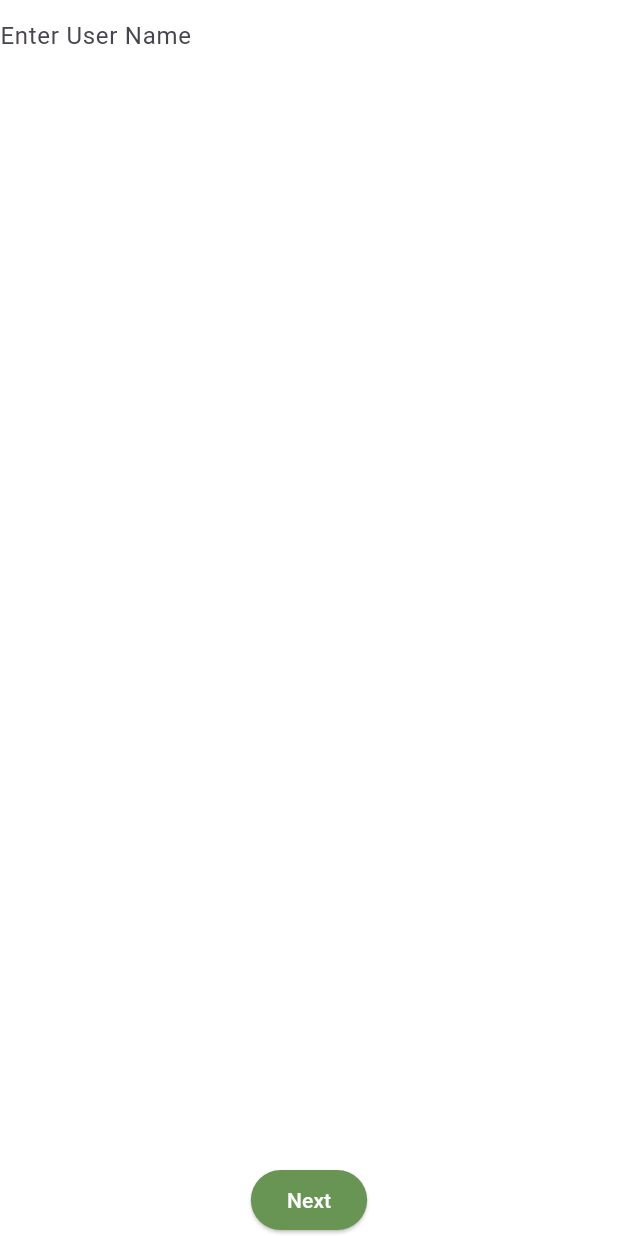
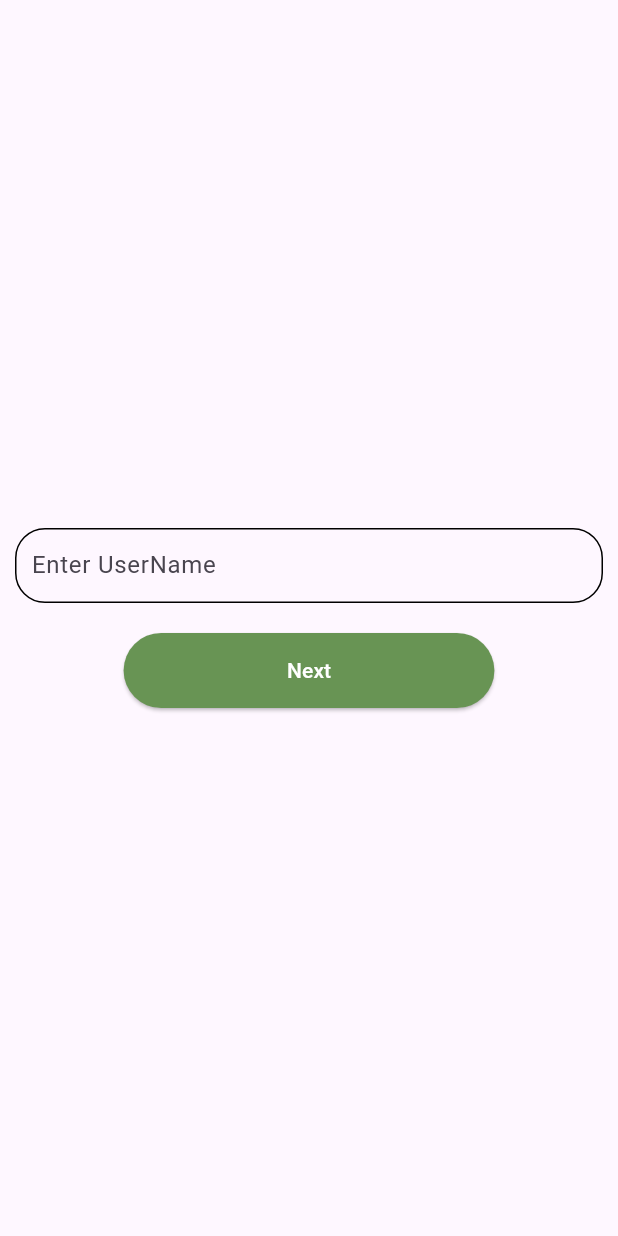
Before and after one commit to divyanshuAntino/chat_app, a Flutter app: the UserName screen opened by its route, on a phone screen of 412 x 824 dp. Run offline on Flutter 3.47's test engine with Material 3 defaults, Android fonts, the phone set to English and light mode, and no system bars; our stand-ins replace circle_nav_bar, firebase_auth, firebase_core, flutter_svg, go_router, google_sign_in and 2 more; accounts and stored records are empty.

Commit message:
On boarding screen

```diff
--- a/lib/common/service/routes.dart
+++ b/lib/common/service/routes.dart
@@ -1,16 +1,19 @@
 import 'package:chatapp/feature/auth/screen/auth.dart';
 import 'package:chatapp/feature/chat_detail/screen/chat_details.dart';
+import 'package:chatapp/feature/on_boarding/screen/dob.dart';
 import 'package:chatapp/feature/on_boarding/screen/user_name.dart';
 
 import 'package:chatapp/navbar/navbar.dart';
 import 'package:go_router/go_router.dart';
 
 class Routes {
-  static final GoRouter routes = GoRouter(initialLocation: "/home", routes: [
+  static final GoRouter routes = GoRouter(initialLocation: "/profile", routes: [
     GoRoute(path: "/home", builder: (context, state) => const NavBar()),
     GoRoute(path: "/auth", builder: (context, state) => const AuthScreen()),
     GoRoute(path: "/userName", builder: (context, state) => const UserName()),
     GoRoute(
+        path: "/profile", builder: (context, state) => const ProfilePhoto()),
+    GoRoute(
         path: "/chatDetail", builder: (context, state) => const ChatDetails()),
   ]);
 }
--- a/lib/constant/constant.dart
+++ b/lib/constant/constant.dart
@@ -4,4 +4,5 @@ import 'package:shared_preferences/shared_preferences.dart';
 class constant {
   static Color primary = const Color.fromRGBO(104, 148, 84, 1);
   static late SharedPreferences prefs;
+
 }
--- a/lib/feature/auth/screen/auth.dart
+++ b/lib/feature/auth/screen/auth.dart
@@ -3,6 +3,7 @@ import 'package:chatapp/common/widget/custom_button.dart';
 import 'package:chatapp/constant/constant.dart';
 import 'package:chatapp/feature/auth/service/auth.dart';
 import 'package:flutter/material.dart';
+import 'package:go_router/go_router.dart';
 
 enum Auth { signin, signup }
 
@@ -40,7 +41,7 @@ class _AuthScreenState extends State<AuthScreen> {
     if (userCredential != null) {
       await constant.prefs.setString(
           'accessToken', userCredential.credential?.accessToken ?? "");
-      print("Sign up successfully");
+      context.push("/userName");
     } else {
       print("Somethinf went wrong");
     }
--- a/lib/feature/chat_detail/widget/send_message.dart
+++ b/lib/feature/chat_detail/widget/send_message.dart
@@ -14,7 +14,7 @@ class SendMessage extends StatelessWidget {
           width: 10,
         ),
         Container(
-          padding: EdgeInsets.all(10),
+          padding: const EdgeInsets.all(10),
           height: 50,
           decoration: BoxDecoration(
               color: constant.primary,
--- a/lib/feature/on_boarding/screen/user_name.dart
+++ b/lib/feature/on_boarding/screen/user_name.dart
@@ -6,25 +6,40 @@ class UserName extends StatelessWidget {
 
   @override
   Widget build(BuildContext context) {
-    return Stack(
-      children: [
-        const TextField(
-          decoration: InputDecoration(
-              hintText: "Enter User Name", border: InputBorder.none),
-        ),
-        Align(
-          alignment: Alignment.bottomCenter,
-          child: ElevatedButton(
+    MediaQueryData mediaQueryData = MediaQuery.of(context);
+    return Scaffold(
+      body: Column(
+        mainAxisAlignment: MainAxisAlignment.center,
+        children: [
+          Center(
+            child: Container(
+              margin: const EdgeInsets.symmetric(horizontal: 10),
+              padding: const EdgeInsets.symmetric(horizontal: 10),
+              decoration: BoxDecoration(
+                  borderRadius: BorderRadius.circular(20),
+                  border: Border.all(width: 1, color: Colors.black)),
+              child: const TextField(
+                decoration: InputDecoration(
+                    hintText: "Enter UserName", border: InputBorder.none),
+              ),
+            ),
+          ),
+          SizedBox(
+            height: 20,
+          ),
+          ElevatedButton(
             style: ButtonStyle(
+                fixedSize: WidgetStateProperty.all(
+                    Size(mediaQueryData.size.width * 0.6, 50)),
                 backgroundColor: WidgetStateProperty.all(constant.primary)),
             child: const Text(
               "Next",
               style: TextStyle(color: Colors.white),
             ),
             onPressed: () {},
-          ),
-        )
-      ],
+          )
+        ],
+      ),
     );
   }
 }
--- a/pubspec.yaml
+++ b/pubspec.yaml
@@ -51,6 +51,7 @@ dependencies:
   google_sign_in: ^6.2.1
   shared_preferences: ^2.2.3
   go_router: ^14.0.2
+
 
 
 dev_dependencies:
```
Also changed, not shown: lib/feature/on_boarding/screen/dob.dart (+171 -0 lines), assets/image/person.png (added).
